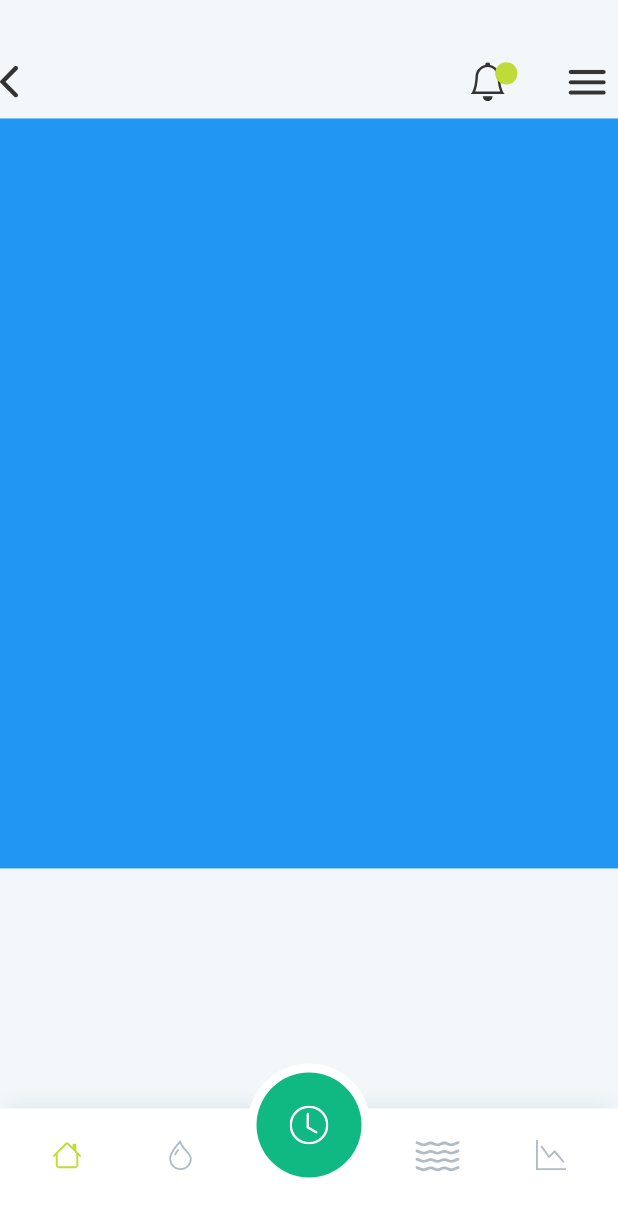
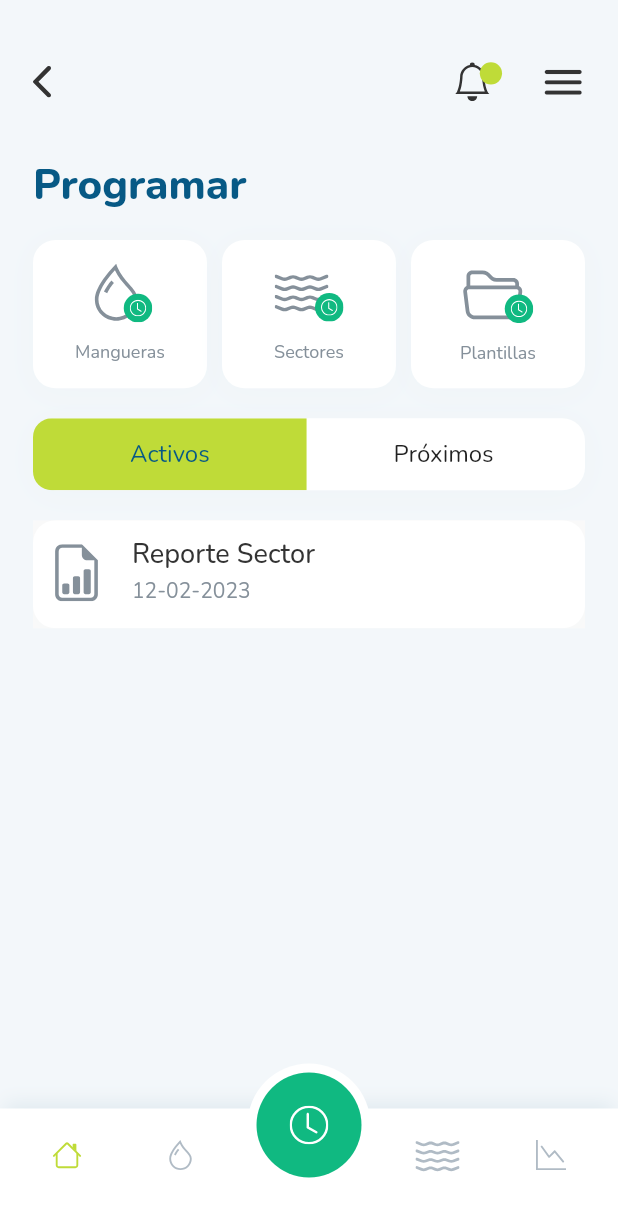
Before and after one commit to Matishock1/ezriegoapp, a Flutter app: the TabScreen screen opened by its route, swiped to page 3, on a phone screen of 412 x 824 dp. Shown: the top 1217 px of the screen. Run offline on Flutter 3.47's test engine with Material 2 defaults, Android fonts, the phone set to English and light mode, and no system bars; our stand-ins replace fl_chart, flutter_svg, gap, get, google_fonts.

Commit message:
avance pantalla programar

```diff
--- a/lib/screens/screens.dart
+++ b/lib/screens/screens.dart
@@ -3,5 +3,6 @@ export 'package:ezriegoapp/screens/inicio/intro_screen.dart';
 export 'package:ezriegoapp/screens/inicio/splash_screen.dart';
 export 'package:ezriegoapp/screens/tabs_screens/tab_home_screen.dart';
 export 'package:ezriegoapp/screens/tabs_screens/tab_mangueras_screen.dart';
+export 'package:ezriegoapp/screens/tabs_screens/tab_programar_screen.dart';
 export 'package:ezriegoapp/screens/tabs_screens/tab_screen.dart';
 export 'package:ezriegoapp/screens/tabs_screens/tab_suelo_screen.dart';
--- /dev/null
+++ b/lib/screens/tabs_screens/tab_programar_screen.dart
@@ -0,0 +1,115 @@
+import 'package:ezriegoapp/constants/colores.dart';
+import 'package:flutter/material.dart';
+import 'package:get/get.dart';
+
+import '../../widgets/widgets.dart';
+
+class TabProgramar extends StatelessWidget {
+  TabProgramar({super.key});
+  static String ruta = '/tab_programar';
+  final RxList<bool> _selectScreen = RxList<bool>([true, false]);
+
+  @override
+  Widget build(BuildContext context) {
+    return FondoPantalla(
+        child: SafeArea(
+      child: Padding(
+        padding: const EdgeInsets.symmetric(horizontal: 22),
+        child: Column(
+          children: [
+            CustomAppBar(),
+            const Gap(30),
+            Row(
+              children: [
+                Expanded(
+                  child: Text(
+                    'Programar',
+                    style: Theme.of(context).textTheme.titleMedium,
+                  ),
+                ),
+              ],
+            ),
+            const Gap(19),
+            Row(
+              children: const [
+                Expanded(
+                    child: BotonProgramar(
+                  texto: 'Mangueras',
+                  icono: 'assets/svg/programar_manguera.svg',
+                )),
+                Gap(10),
+                Expanded(
+                    child: BotonProgramar(
+                  texto: 'Sectores',
+                  icono: 'assets/svg/programar_suelo.svg',
+                )),
+                Gap(10),
+                Expanded(
+                    child: BotonProgramar(
+                  texto: 'Plantillas',
+                  icono: 'assets/svg/programar_carpeta.svg',
+                )),
+              ],
+            ),
+            const Gap(20),
+            Row(
+              children: [
+                Expanded(
+                  child: Container(
+                    decoration: BoxDecoration(
+                        color: ColorSettings.blanco,
+                        boxShadow: const [
+                          BoxShadow(
+                              color: ColorSettings.sombraTab2,
+                              offset: Offset(0, 3),
+                              spreadRadius: 1,
+                              blurRadius: 19)
+                        ],
+                        borderRadius: BorderRadius.circular(15)),
+                    child: LayoutBuilder(
+                      builder: (context, constraints) {
+                        return Obx(
+                          () => ToggleButtons(
+                            constraints: BoxConstraints.expand(
+                                width: (constraints.maxWidth / 2) - 1.5),
+                            isSelected: _selectScreen,
+                            onPressed: (int index) {
+                              for (int i = 0; i < _selectScreen.length; i++) {
+                                _selectScreen[i] = i == index;
+                              }
+                            },
+                            renderBorder: false,
+                            borderRadius: BorderRadius.circular(13),
+                            selectedBorderColor: ColorSettings.terciario,
+                            selectedColor: ColorSettings.titleMedium,
+                            fillColor: ColorSettings.terciario,
+                            disabledColor: ColorSettings.blanco,
+                            textStyle: Theme.of(context)
+                                .textTheme
+                                .bodySmall!
+                                .copyWith(fontSize: 16),
+                            children: const <Widget>[
+                              Text('Activos'),
+                              Text('Próximos')
+                            ],
+                          ),
+                        );
+                      },
+                    ),
+                  ),
+                ),
+              ],
+            ),
+            const Gap(20),
+            Expanded(
+                child: Column(
+              children: const [
+                TileProgramar(),
+              ],
+            ))
+          ],
+        ),
+      ),
+    ));
+  }
+}
--- a/lib/screens/tabs_screens/tab_screen.dart
+++ b/lib/screens/tabs_screens/tab_screen.dart
@@ -27,18 +27,7 @@ class TabScreen extends StatelessWidget {
         children: [
           TabHomecreen(),
           TabManguerasScreen(),
-          FondoPantalla(
-            child: Column(
-              children: [
-                CustomAppBar(),
-                Container(
-                  width: double.infinity,
-                  height: 500,
-                  color: Colors.blue,
-                ),
-              ],
-            ),
-          ),
+          TabProgramar(),
           const EstadoSueloScreen(),
           const TabReportesScreen(),
         ],
--- /dev/null
+++ b/lib/widgets/tabs_widgets/tab_programar_widgets/boton_programar.dart
@@ -0,0 +1,54 @@
+import 'package:ezriegoapp/constants/colores.dart';
+import 'package:ezriegoapp/widgets/widgets.dart';
+import 'package:flutter/material.dart';
+import 'package:flutter_svg/flutter_svg.dart';
+
+class BotonProgramar extends StatelessWidget {
+  final String icono;
+  final String texto;
+  const BotonProgramar({
+    super.key,
+    required this.icono,
+    required this.texto,
+  });
+
+  @override
+  Widget build(BuildContext context) {
+    return Container(
+        width: double.infinity,
+        height: MediaQuery.of(context).size.height * 0.12,
+        decoration: BoxDecoration(
+            color: ColorSettings.blanco,
+            boxShadow: const [
+              BoxShadow(
+                  color: ColorSettings.sombraTab2,
+                  offset: Offset(0, 3),
+                  spreadRadius: 1,
+                  blurRadius: 19)
+            ],
+            borderRadius: BorderRadius.circular(15)),
+        child: Material(
+          color: Colors.transparent,
+          child: InkWell(
+            onTap: () {},
+            borderRadius: BorderRadius.circular(15),
+            child: Ink(
+              child: Column(
+                mainAxisAlignment: MainAxisAlignment.center,
+                children: [
+                  SvgPicture.asset(
+                    icono,
+                    fit: BoxFit.fitHeight,
+                  ),
+                  const Gap(12),
+                  Text(
+                    texto,
+                    style: Theme.of(context).textTheme.bodySmall,
+                  )
+                ],
+              ),
+            ),
+          ),
+        ));
+  }
+}
--- /dev/null
+++ b/lib/widgets/tabs_widgets/tab_programar_widgets/tile_programar.dart
@@ -0,0 +1,66 @@
+import 'package:ezriegoapp/constants/colores.dart';
+import 'package:ezriegoapp/widgets/widgets.dart';
+import 'package:flutter/material.dart';
+import 'package:flutter_svg/flutter_svg.dart';
+import 'package:google_fonts/google_fonts.dart';
+
+class TileProgramar extends StatelessWidget {
+  const TileProgramar({super.key});
+
+  @override
+  Widget build(BuildContext context) {
+    return Column(
+      children: [
+        Material(
+          child: InkWell(
+            child: Ink(
+              decoration: const BoxDecoration(
+                boxShadow: [
+                  BoxShadow(
+                      color: ColorSettings.sombraTab2,
+                      offset: Offset(0, 3),
+                      spreadRadius: 1,
+                      blurRadius: 19)
+                ],
+              ),
+              child: ListTile(
+                shape: RoundedRectangleBorder(
+                    borderRadius: BorderRadius.circular(15)),
+                tileColor: ColorSettings.blanco,
+                minVerticalPadding: 10,
+                dense: true,
+                visualDensity: const VisualDensity(vertical: 2),
+                contentPadding: const EdgeInsets.symmetric(
+                  horizontal: 10,
+                ),
+                leading: SvgPicture.asset(
+                  'assets/svg/file_report.svg',
+                ),
+                title: Text(
+                  'Reporte Sector',
+                  style: Theme.of(context).textTheme.displayMedium!.copyWith(
+                      fontWeight: FontWeight.w500,
+                      fontFamily: GoogleFonts.nunito().fontFamily),
+                ),
+                subtitle: Row(
+                  children: [
+                    Expanded(
+                        child: Text(
+                      '12-02-2023',
+                      style: Theme.of(context)
+                          .textTheme
+                          .bodySmall!
+                          .copyWith(fontSize: 14),
+                    ))
+                  ],
+                ),
+                onTap: () {},
+              ),
+            ),
+          ),
+        ),
+        const Gap(15)
+      ],
+    );
+  }
+}
--- a/lib/widgets/widgets.dart
+++ b/lib/widgets/widgets.dart
@@ -6,5 +6,7 @@ export 'package:ezriegoapp/widgets/tabs_widgets/custom_drawer.dart';
 export 'package:ezriegoapp/widgets/tabs_widgets/fondo_pantalla.dart';
 export 'package:ezriegoapp/widgets/tabs_widgets/tab_home_widgets/boton_tab_home.dart';
 export 'package:ezriegoapp/widgets/tabs_widgets/tab_mangueras_widgets/switch_mangeras.dart';
+export 'package:ezriegoapp/widgets/tabs_widgets/tab_programar_widgets/boton_programar.dart';
+export 'package:ezriegoapp/widgets/tabs_widgets/tab_programar_widgets/tile_programar.dart';
 export 'package:ezriegoapp/widgets/tabs_widgets/tab_suelo_widgets/tile_suelo_widget.dart';
 export 'package:gap/gap.dart';
```
Also changed, not shown: assets/svg/programar_carpeta.svg (added), assets/svg/programar_manguera.svg (added), assets/svg/programar_suelo.svg (added).
